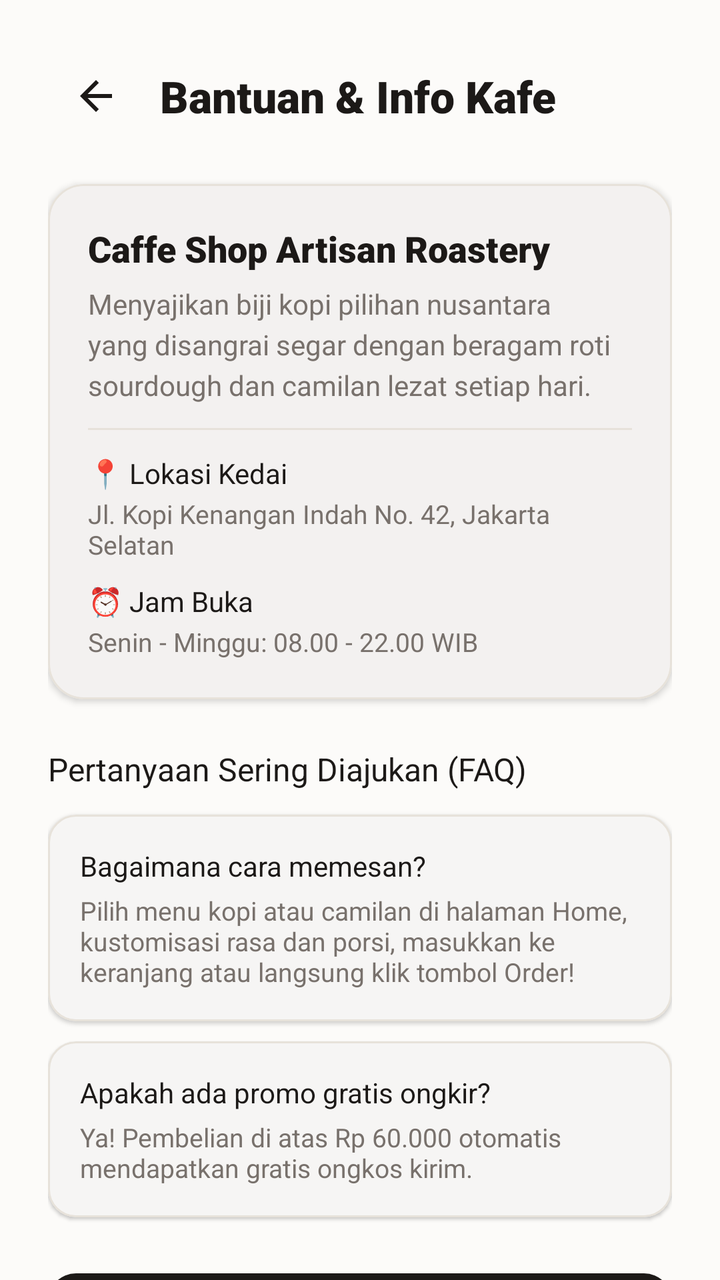
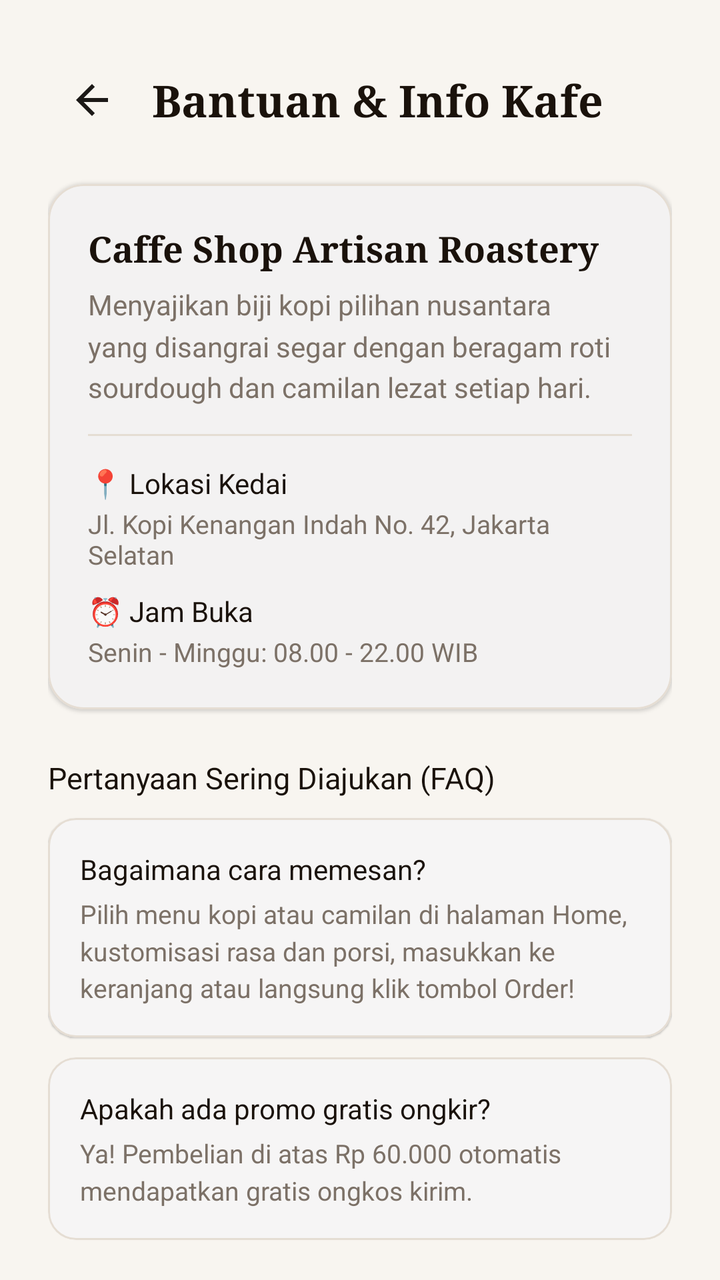

Two renders of the same Android screen: before a commit and after it. Below are the layout's source before the change and the commit's diff.
<!-- AndroidManifest.xml: application theme Theme.CaffeShop -->
<!-- res/layout/activity_help.xml -->
<?xml version="1.0" encoding="utf-8"?>
<androidx.coordinatorlayout.widget.CoordinatorLayout xmlns:android="http://schemas.android.com/apk/res/android"
    xmlns:app="http://schemas.android.com/apk/res-auto"
    android:layout_width="match_parent"
    android:layout_height="match_parent"
    android:background="@color/cafe_background">

    <androidx.core.widget.NestedScrollView
        android:layout_width="match_parent"
        android:layout_height="match_parent"
        android:fillViewport="true">

        <LinearLayout
            android:layout_width="match_parent"
            android:layout_height="wrap_content"
            android:orientation="vertical"
            android:padding="24dp">

            
            <LinearLayout
                android:layout_width="match_parent"
                android:layout_height="wrap_content"
                android:gravity="center_vertical"
                android:orientation="horizontal">

                <ImageView
                    android:id="@+id/btnBackHelp"
                    android:layout_width="48dp"
                    android:layout_height="48dp"
                    android:background="?attr/selectableItemBackgroundBorderless"
                    android:contentDescription="Kembali"
                    android:padding="12dp"
                    android:src="@drawable/ic_arrow_back" />

                <TextView
                    android:layout_width="wrap_content"
                    android:layout_height="wrap_content"
                    android:layout_marginStart="8dp"
                    android:fontFamily="sans-serif-black"
                    android:text="@string/btn_help"
                    android:textColor="@color/cafe_text_primary"
                    android:textSize="22sp" />
            </LinearLayout>

            
            <com.google.android.material.card.MaterialCardView
                android:layout_width="match_parent"
                android:layout_height="wrap_content"
                android:layout_marginTop="20dp"
                app:cardBackgroundColor="@color/cafe_surface"
                app:cardCornerRadius="18dp"
                app:cardElevation="2dp"
                app:strokeColor="@color/cafe_border"
                app:strokeWidth="1dp">

                <LinearLayout
                    android:layout_width="match_parent"
                    android:layout_height="wrap_content"
                    android:orientation="vertical"
                    android:padding="20dp">

                    <TextView
                        android:layout_width="wrap_content"
                        android:layout_height="wrap_content"
                        android:fontFamily="sans-serif-black"
                        android:text="Caffe Shop Artisan Roastery"
                        android:textColor="@color/cafe_text_primary"
                        android:textSize="18sp" />

                    <TextView
                        android:layout_width="wrap_content"
                        android:layout_height="wrap_content"
                        android:layout_marginTop="6dp"
                        android:fontFamily="sans-serif"
                        android:lineSpacingExtra="4dp"
                        android:text="Menyajikan biji kopi pilihan nusantara yang disangrai segar dengan beragam roti sourdough dan camilan lezat setiap hari."
                        android:textColor="@color/cafe_text_secondary"
                        android:textSize="14sp" />

                    <View
                        android:layout_width="match_parent"
                        android:layout_height="1dp"
                        android:layout_marginTop="12dp"
                        android:layout_marginBottom="12dp"
                        android:background="@color/cafe_border" />

                    <TextView
                        android:layout_width="wrap_content"
                        android:layout_height="wrap_content"
                        android:fontFamily="sans-serif-bold"
                        android:text="📍 Lokasi Kedai"
                        android:textColor="@color/cafe_text_primary"
                        android:textSize="14sp" />

                    <TextView
                        android:layout_width="wrap_content"
                        android:layout_height="wrap_content"
                        android:layout_marginTop="2dp"
                        android:text="Jl. Kopi Kenangan Indah No. 42, Jakarta Selatan"
                        android:textColor="@color/cafe_text_secondary"
                        android:textSize="13sp" />

                    <TextView
                        android:layout_width="wrap_content"
                        android:layout_height="wrap_content"
                        android:layout_marginTop="10dp"
                        android:fontFamily="sans-serif-bold"
                        android:text="⏰ Jam Buka"
                        android:textColor="@color/cafe_text_primary"
                        android:textSize="14sp" />

                    <TextView
                        android:layout_width="wrap_content"
                        android:layout_height="wrap_content"
                        android:layout_marginTop="2dp"
                        android:text="Senin - Minggu: 08.00 - 22.00 WIB"
                        android:textColor="@color/cafe_text_secondary"
                        android:textSize="13sp" />
                </LinearLayout>
            </com.google.android.material.card.MaterialCardView>

            
            <TextView
                android:layout_width="wrap_content"
                android:layout_height="wrap_content"
                android:layout_marginTop="24dp"
                android:fontFamily="sans-serif-bold"
                android:text="Pertanyaan Sering Diajukan (FAQ)"
                android:textColor="@color/cafe_text_primary"
                android:textSize="16sp" />

            
            <com.google.android.material.card.MaterialCardView
                android:layout_width="match_parent"
                android:layout_height="wrap_content"
                android:layout_marginTop="12dp"
                app:cardBackgroundColor="@color/cafe_surface"
                app:cardCornerRadius="14dp"
                app:cardElevation="1dp"
                app:strokeColor="@color/cafe_border"
                app:strokeWidth="1dp">

                <LinearLayout
                    android:layout_width="match_parent"
                    android:layout_height="wrap_content"
                    android:orientation="vertical"
                    android:padding="16dp">

                    <TextView
                        android:layout_width="wrap_content"
                        android:layout_height="wrap_content"
                        android:fontFamily="sans-serif-bold"
                        android:text="Bagaimana cara memesan?"
                        android:textColor="@color/cafe_text_primary"
                        android:textSize="14sp" />

                    <TextView
                        android:layout_width="wrap_content"
                        android:layout_height="wrap_content"
                        android:layout_marginTop="4dp"
                        android:text="Pilih menu kopi atau camilan di halaman Home, kustomisasi rasa dan porsi, masukkan ke keranjang atau langsung klik tombol Order!"
                        android:textColor="@color/cafe_text_secondary"
                        android:textSize="13sp" />
                </LinearLayout>
            </com.google.android.material.card.MaterialCardView>

            
            <com.google.android.material.card.MaterialCardView
                android:layout_width="match_parent"
                android:layout_height="wrap_content"
                android:layout_marginTop="10dp"
                app:cardBackgroundColor="@color/cafe_surface"
                app:cardCornerRadius="14dp"
                app:cardElevation="1dp"
                app:strokeColor="@color/cafe_border"
                app:strokeWidth="1dp">

                <LinearLayout
                    android:layout_width="match_parent"
                    android:layout_height="wrap_content"
                    android:orientation="vertical"
                    android:padding="16dp">

                    <TextView
                        android:layout_width="wrap_content"
                        android:layout_height="wrap_content"
                        android:fontFamily="sans-serif-bold"
                        android:text="Apakah ada promo gratis ongkir?"
                        android:textColor="@color/cafe_text_primary"
                        android:textSize="14sp" />

                    <TextView
                        android:layout_width="wrap_content"
                        android:layout_height="wrap_content"
                        android:layout_marginTop="4dp"
                        android:text="Ya! Pembelian di atas Rp 60.000 otomatis mendapatkan gratis ongkos kirim."
                        android:textColor="@color/cafe_text_secondary"
                        android:textSize="13sp" />
                </LinearLayout>
            </com.google.android.material.card.MaterialCardView>

            
            <com.google.android.material.button.MaterialButton
                android:id="@+id/btnContactWa"
                style="@style/Widget.CaffeShop.Button.Primary"
                android:layout_width="match_parent"
                android:layout_height="wrap_content"
                android:layout_marginTop="24dp"
                android:layout_marginBottom="32dp"
                android:text="Hubungi Barista via WhatsApp" />

        </LinearLayout>
    </androidx.core.widget.NestedScrollView>

</androidx.coordinatorlayout.widget.CoordinatorLayout>
<!-- resources referenced by this layout -->
<resources>
  <color name="cafe_background">#FCFBF9</color>
  <color name="cafe_border">#E7E2DA</color>
  <color name="cafe_surface">#FFFFFF</color>
  <color name="cafe_text_primary">#1C1917</color>
  <color name="cafe_text_secondary">#78716C</color>
  <!-- drawable ic_arrow_back (drawable) -->
  <vector xmlns:android="http://schemas.android.com/apk/res/android"
      android:width="24dp"
      android:height="24dp"
      android:viewportWidth="24"
      android:viewportHeight="24">
      <path
          android:fillColor="#1C1917"
          android:pathData="M20,11H7.83l5.59,-5.59L12,4l-8,8 8,8 1.41,-1.41L7.83,13H20v-2z"/>
  </vector>
  <string name="btn_help">Bantuan &amp; Info Kafe</string>
  <style name="Widget.CaffeShop.Button.Primary" parent="Widget.Material3.Button">
          <item name="backgroundTint">@color/cafe_text_primary</item>
          <item name="android:textColor">@color/white</item>
          <item name="cornerRadius">14dp</item>
          <item name="android:minHeight">52dp</item>
          <item name="android:textSize">16sp</item>
          <item name="android:fontFamily">sans-serif-medium</item>
      </style>
  <style name="Theme.CaffeShop" parent="Base.Theme.CaffeShop" />
  <color name="white">#FFFFFFFF</color>
  <style name="Base.Theme.CaffeShop" parent="Theme.Material3.DayNight.NoActionBar">
          
          <item name="colorPrimary">@color/cafe_primary</item>
          <item name="colorOnPrimary">@color/cafe_on_primary</item>
          <item name="colorPrimaryContainer">@color/cafe_primary_container</item>
          <item name="colorSecondary">@color/cafe_secondary</item>
          <item name="colorSecondaryContainer">@color/cafe_secondary_container</item>
          
          
          <item name="android:statusBarColor">@color/cafe_background</item>
          <item name="android:windowLightStatusBar">true</item>
          
          
          <item name="android:colorBackground">@color/cafe_background</item>
          <item name="colorSurface">@color/cafe_surface</item>
          <item name="colorSurfaceVariant">@color/cafe_surface_variant</item>
      </style>
  <color name="cafe_primary">#5D4037</color>
  <color name="cafe_on_primary">#FFFFFF</color>
  <color name="cafe_primary_container">#EFEBE9</color>
  <color name="cafe_secondary">#D97736</color>
  <color name="cafe_secondary_container">#FFCCBC</color>
  <color name="cafe_surface_variant">#F5F2EB</color>
</resources>

<!-- the commit's change to res/layout/activity_help.xml (unified diff, before → after) -->
@@ -1,6 +1,7 @@
 <?xml version="1.0" encoding="utf-8"?>
 <androidx.coordinatorlayout.widget.CoordinatorLayout xmlns:android="http://schemas.android.com/apk/res/android"
     xmlns:app="http://schemas.android.com/apk/res-auto"
+    xmlns:tools="http://schemas.android.com/tools"
     android:layout_width="match_parent"
     android:layout_height="match_parent"
     android:background="@color/cafe_background">
@@ -14,7 +15,10 @@
             android:layout_width="match_parent"
             android:layout_height="wrap_content"
             android:orientation="vertical"
-            android:padding="24dp">
+            android:paddingStart="24dp"
+            android:paddingTop="28dp"
+            android:paddingEnd="24dp"
+            android:paddingBottom="36dp">
 
             
             <LinearLayout
@@ -25,21 +29,22 @@
 
                 <ImageView
                     android:id="@+id/btnBackHelp"
-                    android:layout_width="48dp"
-                    android:layout_height="48dp"
+                    android:layout_width="44dp"
+                    android:layout_height="44dp"
                     android:background="?attr/selectableItemBackgroundBorderless"
                     android:contentDescription="Kembali"
-                    android:padding="12dp"
+                    android:padding="10dp"
                     android:src="@drawable/ic_arrow_back" />
 
                 <TextView
                     android:layout_width="wrap_content"
                     android:layout_height="wrap_content"
                     android:layout_marginStart="8dp"
-                    android:fontFamily="sans-serif-black"
+                    android:fontFamily="serif"
                     android:text="@string/btn_help"
-                    android:textColor="@color/cafe_text_primary"
-                    android:textSize="22sp" />
+                    android:textColor="@color/cafe_text_title"
+                    android:textSize="22sp"
+                    android:textStyle="bold" />
             </LinearLayout>
 
             
@@ -49,7 +54,7 @@
                 android:layout_marginTop="20dp"
                 app:cardBackgroundColor="@color/cafe_surface"
                 app:cardCornerRadius="18dp"
-                app:cardElevation="2dp"
+                app:cardElevation="1dp"
                 app:strokeColor="@color/cafe_border"
                 app:strokeWidth="1dp">
 
@@ -62,26 +67,27 @@
                     <TextView
                         android:layout_width="wrap_content"
                         android:layout_height="wrap_content"
-                        android:fontFamily="sans-serif-black"
+                        android:fontFamily="serif"
                         android:text="Caffe Shop Artisan Roastery"
-                        android:textColor="@color/cafe_text_primary"
-                        android:textSize="18sp" />
+                        android:textColor="@color/cafe_text_title"
+                        android:textSize="18sp"
+                        android:textStyle="bold" />
 
                     <TextView
                         android:layout_width="wrap_content"
                         android:layout_height="wrap_content"
                         android:layout_marginTop="6dp"
                         android:fontFamily="sans-serif"
-                        android:lineSpacingExtra="4dp"
+                        android:lineSpacingMultiplier="1.25"
                         android:text="Menyajikan biji kopi pilihan nusantara yang disangrai segar dengan beragam roti sourdough dan camilan lezat setiap hari."
-                        android:textColor="@color/cafe_text_secondary"
+                        android:textColor="@color/cafe_text_muted"
                         android:textSize="14sp" />
 
                     <View
                         android:layout_width="match_parent"
                         android:layout_height="1dp"
-                        android:layout_marginTop="12dp"
-                        android:layout_marginBottom="12dp"
+                        android:layout_marginTop="14dp"
+                        android:layout_marginBottom="14dp"
                         android:background="@color/cafe_border" />
 
                     <TextView
@@ -89,7 +95,7 @@
                         android:layout_height="wrap_content"
                         android:fontFamily="sans-serif-bold"
                         android:text="📍 Lokasi Kedai"
-                        android:textColor="@color/cafe_text_primary"
+                        android:textColor="@color/cafe_text_title"
                         android:textSize="14sp" />
 
                     <TextView
@@ -97,7 +103,7 @@
                         android:layout_height="wrap_content"
                         android:layout_marginTop="2dp"
                         android:text="Jl. Kopi Kenangan Indah No. 42, Jakarta Selatan"
-                        android:textColor="@color/cafe_text_secondary"
+                        android:textColor="@color/cafe_text_muted"
                         android:textSize="13sp" />
 
                     <TextView
@@ -106,7 +112,7 @@
                         android:layout_marginTop="10dp"
                         android:fontFamily="sans-serif-bold"
                         android:text="⏰ Jam Buka"
-                        android:textColor="@color/cafe_text_primary"
+                        android:textColor="@color/cafe_text_title"
                         android:textSize="14sp" />
 
                     <TextView
@@ -114,7 +120,7 @@
                         android:layout_height="wrap_content"
                         android:layout_marginTop="2dp"
                         android:text="Senin - Minggu: 08.00 - 22.00 WIB"
-                        android:textColor="@color/cafe_text_secondary"
+                        android:textColor="@color/cafe_text_muted"
                         android:textSize="13sp" />
                 </LinearLayout>
             </com.google.android.material.card.MaterialCardView>
@@ -126,43 +132,8 @@
                 android:layout_marginTop="24dp"
                 android:fontFamily="sans-serif-bold"
                 android:text="Pertanyaan Sering Diajukan (FAQ)"
-                android:textColor="@color/cafe_text_primary"
-                android:textSize="16sp" />
-
-            
-            <com.google.android.material.card.MaterialCardView
-                android:layout_width="match_parent"
-                android:layout_height="wrap_content"
-                android:layout_marginTop="12dp"
-                app:cardBackgroundColor="@color/cafe_surface"
-                app:cardCornerRadius="14dp"
-                app:cardElevation="1dp"
-                app:strokeColor="@color/cafe_border"
-                app:strokeWidth="1dp">
-
-                <LinearLayout
-                    android:layout_width="match_parent"
-                    android:layout_height="wrap_content"
-                    android:orientation="vertical"
-                    android:padding="16dp">
-
-                    <TextView
-                        android:layout_width="wrap_content"
-                        android:layout_height="wrap_content"
-                        android:fontFamily="sans-serif-bold"
-                        android:text="Bagaimana cara memesan?"
-                        android:textColor="@color/cafe_text_primary"
-                        android:textSize="14sp" />
-
-                    <TextView
-                        android:layout_width="wrap_content"
-                        android:layout_height="wrap_content"
-                        android:layout_marginTop="4dp"
-                        android:text="Pilih menu kopi atau camilan di halaman Home, kustomisasi rasa dan porsi, masukkan ke keranjang atau langsung klik tombol Order!"
-                        android:textColor="@color/cafe_text_secondary"
-                        android:textSize="13sp" />
-                </LinearLayout>
-            </com.google.android.material.card.MaterialCardView>
+                android:textColor="@color/cafe_text_title"
+                android:textSize="15sp" />
 
             
             <com.google.android.material.card.MaterialCardView
@@ -171,7 +142,7 @@
                 android:layout_marginTop="10dp"
                 app:cardBackgroundColor="@color/cafe_surface"
                 app:cardCornerRadius="14dp"
-                app:cardElevation="1dp"
+                app:cardElevation="0.5dp"
                 app:strokeColor="@color/cafe_border"
                 app:strokeWidth="1dp">
 
@@ -185,16 +156,53 @@
                         android:layout_width="wrap_content"
                         android:layout_height="wrap_content"
                         android:fontFamily="sans-serif-bold"
+                        android:text="Bagaimana cara memesan?"
+                        android:textColor="@color/cafe_text_title"
+                        android:textSize="14sp" />
+
+                    <TextView
+                        android:layout_width="wrap_content"
+                        android:layout_height="wrap_content"
+                        android:layout_marginTop="4dp"
+                        android:lineSpacingMultiplier="1.2"
+                        android:text="Pilih menu kopi atau camilan di halaman Home, kustomisasi rasa dan porsi, masukkan ke keranjang atau langsung klik tombol Order!"
+                        android:textColor="@color/cafe_text_muted"
+                        android:textSize="13sp" />
+                </LinearLayout>
+            </com.google.android.material.card.MaterialCardView>
+
+            
+            <com.google.android.material.card.MaterialCardView
+                android:layout_width="match_parent"
+                android:layout_height="wrap_content"
+                android:layout_marginTop="10dp"
+                app:cardBackgroundColor="@color/cafe_surface"
+                app:cardCornerRadius="14dp"
+                app:cardElevation="0.5dp"
+                app:strokeColor="@color/cafe_border"
+                app:strokeWidth="1dp">
+
+                <LinearLayout
+                    android:layout_width="match_parent"
+                    android:layout_height="wrap_content"
+                    android:orientation="vertical"
+                    android:padding="16dp">
+
+                    <TextView
+                        android:layout_width="wrap_content"
+                        android:layout_height="wrap_content"
+                        android:fontFamily="sans-serif-bold"
                         android:text="Apakah ada promo gratis ongkir?"
-                        android:textColor="@color/cafe_text_primary"
+                        android:textColor="@color/cafe_text_title"
                         android:textSize="14sp" />
 
                     <TextView
                         android:layout_width="wrap_content"
                         android:layout_height="wrap_content"
                         android:layout_marginTop="4dp"
+                        android:lineSpacingMultiplier="1.2"
                         android:text="Ya! Pembelian di atas Rp 60.000 otomatis mendapatkan gratis ongkos kirim."
-                        android:textColor="@color/cafe_text_secondary"
+                        android:textColor="@color/cafe_text_muted"
                         android:textSize="13sp" />
                 </LinearLayout>
             </com.google.android.material.card.MaterialCardView>
@@ -206,7 +214,6 @@
                 android:layout_width="match_parent"
                 android:layout_height="wrap_content"
                 android:layout_marginTop="24dp"
-                android:layout_marginBottom="32dp"
                 android:text="Hubungi Barista via WhatsApp" />
 
         </LinearLayout>
<!-- resource entries referenced after the edit -->
@@ -1,10 +1,10 @@
 <!-- resources referenced by this layout -->
 <resources>
-  <color name="cafe_background">#FCFBF9</color>
-  <color name="cafe_border">#E7E2DA</color>
+  <color name="cafe_background">#F8F5F0</color>
+  <color name="cafe_border">#E5DDD3</color>
   <color name="cafe_surface">#FFFFFF</color>
-  <color name="cafe_text_primary">#1C1917</color>
-  <color name="cafe_text_secondary">#78716C</color>
+  <color name="cafe_text_muted">#7C7167</color>
+  <color name="cafe_text_title">#1A120B</color>
   <!-- drawable ic_arrow_back (drawable) -->
   <vector xmlns:android="http://schemas.android.com/apk/res/android"
       android:width="24dp"
@@ -17,37 +17,35 @@
   </vector>
   <string name="btn_help">Bantuan &amp; Info Kafe</string>
   <style name="Widget.CaffeShop.Button.Primary" parent="Widget.Material3.Button">
-          <item name="backgroundTint">@color/cafe_text_primary</item>
+          <item name="backgroundTint">@color/cafe_espresso</item>
           <item name="android:textColor">@color/white</item>
-          <item name="cornerRadius">14dp</item>
-          <item name="android:minHeight">52dp</item>
+          <item name="cornerRadius">16dp</item>
+          <item name="android:minHeight">54dp</item>
           <item name="android:textSize">16sp</item>
           <item name="android:fontFamily">sans-serif-medium</item>
+          <item name="android:letterSpacing">0.02</item>
+          <item name="elevation">2dp</item>
       </style>
   <style name="Theme.CaffeShop" parent="Base.Theme.CaffeShop" />
+  <color name="cafe_espresso">#1A120B</color>
   <color name="white">#FFFFFFFF</color>
   <style name="Base.Theme.CaffeShop" parent="Theme.Material3.DayNight.NoActionBar">
           
-          <item name="colorPrimary">@color/cafe_primary</item>
-          <item name="colorOnPrimary">@color/cafe_on_primary</item>
-          <item name="colorPrimaryContainer">@color/cafe_primary_container</item>
-          <item name="colorSecondary">@color/cafe_secondary</item>
-          <item name="colorSecondaryContainer">@color/cafe_secondary_container</item>
+          <item name="colorPrimary">@color/cafe_espresso</item>
+          <item name="colorOnPrimary">@color/white</item>
+          <item name="colorSecondary">@color/cafe_caramel</item>
+          <item name="colorOnSecondary">@color/white</item>
           
           
           <item name="android:statusBarColor">@color/cafe_background</item>
           <item name="android:windowLightStatusBar">true</item>
+          <item name="android:navigationBarColor">@color/cafe_surface</item>
+          <item name="android:windowLightNavigationBar">true</item>
           
           
           <item name="android:colorBackground">@color/cafe_background</item>
           <item name="colorSurface">@color/cafe_surface</item>
-          <item name="colorSurfaceVariant">@color/cafe_surface_variant</item>
       </style>
-  <color name="cafe_primary">#5D4037</color>
-  <color name="cafe_on_primary">#FFFFFF</color>
-  <color name="cafe_primary_container">#EFEBE9</color>
-  <color name="cafe_secondary">#D97736</color>
-  <color name="cafe_secondary_container">#FFCCBC</color>
-  <color name="cafe_surface_variant">#F5F2EB</color>
+  <color name="cafe_caramel">#C67C4E</color>
 </resources>
 
